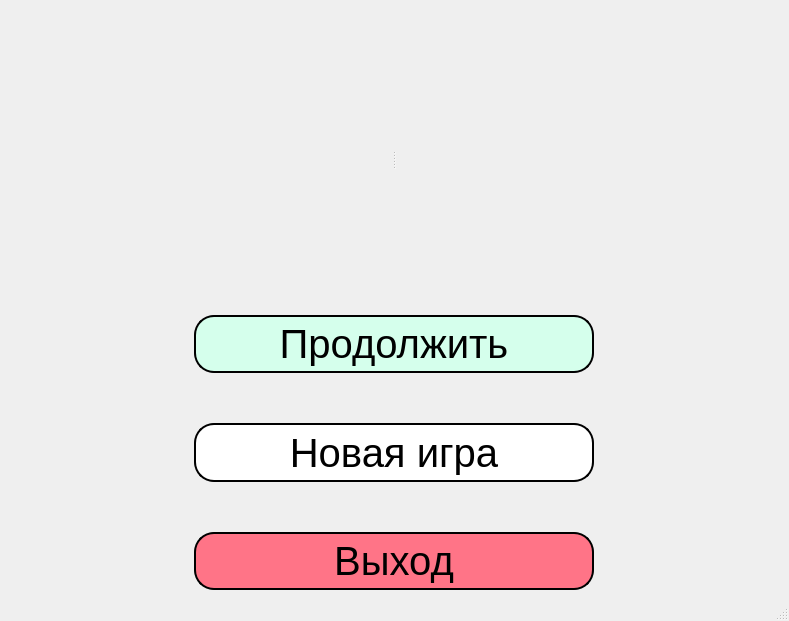
Kirya23/Sudoku, file mainwindow.ui: the form before one commit.
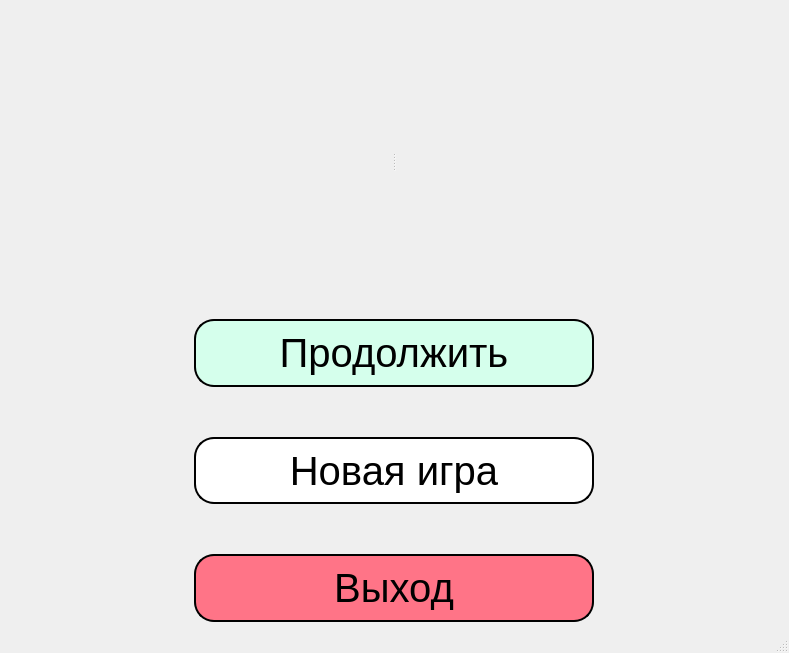
The form after the commit. Icons and pictures are not drawn.

Patch:
```diff
--- a/mainwindow.ui
+++ b/mainwindow.ui
@@ -10,7 +10,7 @@
     <x>0</x>
     <y>0</y>
     <width>789</width>
-    <height>621</height>
+    <height>653</height>
    </rect>
   </property>
   <property name="sizePolicy">
```
